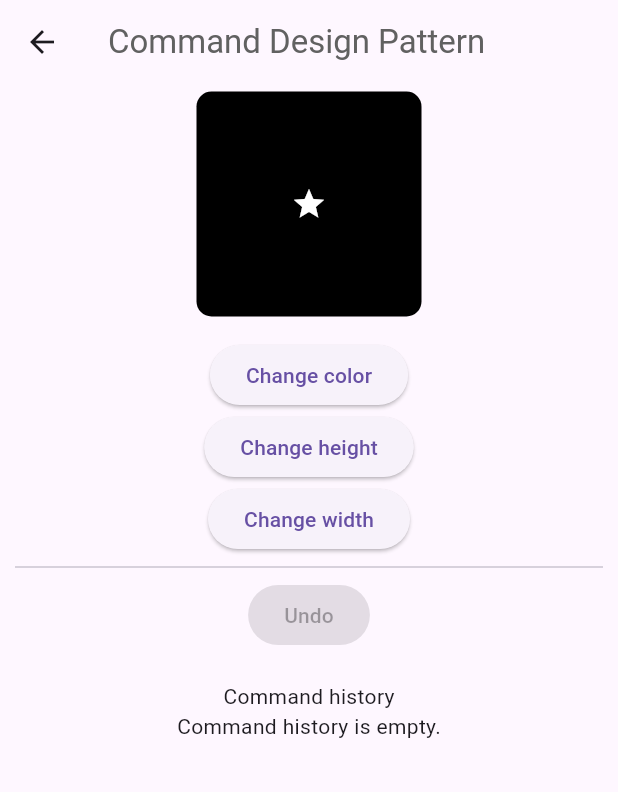
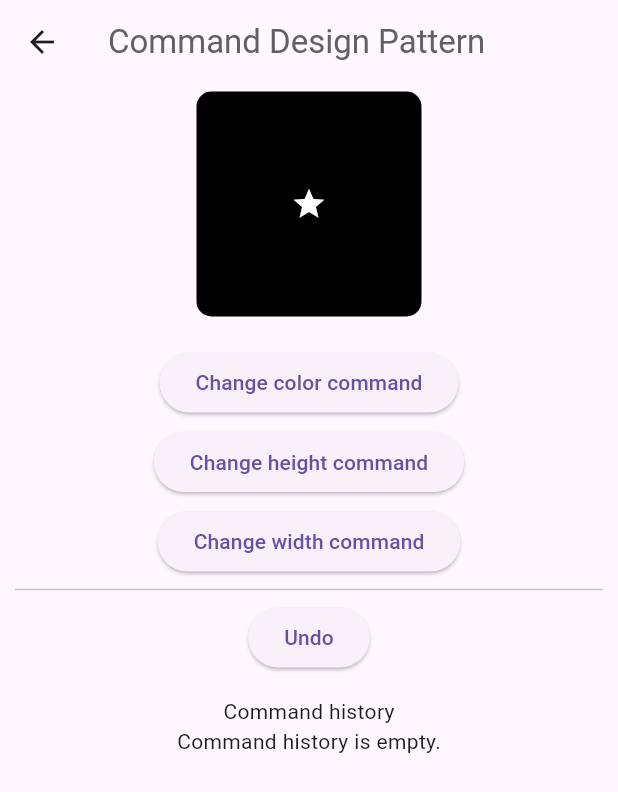
Before and after one commit to nozomi-koborinai/flutter-sandbox, a Flutter app: the CommandExamplePage screen opened directly, on a phone screen of 412 x 824 dp. Shown: the top 792 px of the screen. Run offline on Flutter 3.47's test engine with Material 2 defaults, Android fonts, the phone set to English and light mode, and no system bars; our stand-ins replace firebase_core; missing offline and left inert: scratcher; accounts and stored records are empty.

Commit message:
♻️ refactor: レイアウト変更

```diff
--- a/lib/samples/command_design_pattern/widget/page/command_example_page.dart
+++ b/lib/samples/command_design_pattern/widget/page/command_example_page.dart
@@ -7,7 +7,6 @@ import '../../command/command.dart';
 import '../../command/command_history.dart';
 import '../component/command_history_column.dart';
 import '../component/shape.dart';
-import '../component/shape_container.dart';
 
 class CommandExamplePage extends StatefulWidget {
   const CommandExamplePage({super.key});
@@ -43,6 +42,7 @@ class _CommandExamplePageState extends State<CommandExamplePage> {
   }
 
   void _undo() {
+    if (_commandHistory.isEmpty) return;
     setState(() {
       _commandHistory.undo();
     });
@@ -52,31 +52,56 @@ class _CommandExamplePageState extends State<CommandExamplePage> {
   Widget build(BuildContext context) {
     return Scaffold(
       appBar: AppBar(
-          title: Text(
-        'Command Design Pattern',
-        style: TextStyle(color: Colors.grey[700]),
-      )),
+        title: Text(
+          'Command Design Pattern',
+          style: TextStyle(color: Colors.grey[700]),
+        ),
+      ),
       body: SingleChildScrollView(
         padding: const EdgeInsets.symmetric(
           horizontal: 10,
         ),
         child: Column(
           children: <Widget>[
-            ShapeContainer(
-              shape: _shape,
+            SizedBox(
+              height: 160.0,
+              child: Center(
+                child: AnimatedContainer(
+                  duration: const Duration(milliseconds: 500),
+                  height: _shape.height,
+                  width: _shape.width,
+                  decoration: BoxDecoration(
+                    color: _shape.color,
+                    borderRadius: BorderRadius.circular(10.0),
+                  ),
+                  child: const Icon(
+                    Icons.star,
+                    color: Colors.white,
+                  ),
+                ),
+              ),
             ),
-            const SizedBox(height: 10),
+            const SizedBox(height: 15),
             ElevatedButton(
-                onPressed: _changeColor, child: const Text('Change color')),
+              onPressed: _changeColor,
+              child: const Text('Change color command'),
+            ),
+            const SizedBox(height: 5),
             ElevatedButton(
-                onPressed: _changeHeight, child: const Text('Change height')),
+              onPressed: _changeHeight,
+              child: const Text('Change height command'),
+            ),
+            const SizedBox(height: 5),
             ElevatedButton(
-                onPressed: _changeWidth, child: const Text('Change width')),
+              onPressed: _changeWidth,
+              child: const Text('Change width command'),
+            ),
             const Divider(),
             ElevatedButton(
-                onPressed: _commandHistory.isEmpty ? null : _undo,
-                child: const Text('Undo')),
-            const SizedBox(height: 20),
+              onPressed: _undo,
+              child: const Text('Undo'),
+            ),
+            const SizedBox(height: 15),
             CommandHistoryColumn(
               commandList: _commandHistory.commandHistoryList,
             ),
```
